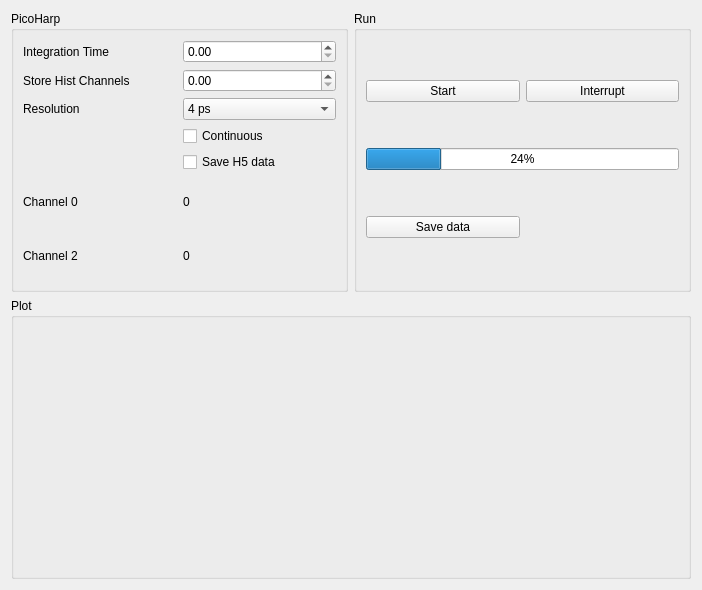
First picture: the form in HW_Picoharp/picoharp_hist_measure.ui, repository GingerLabUW/Microscope_App, before the edit.
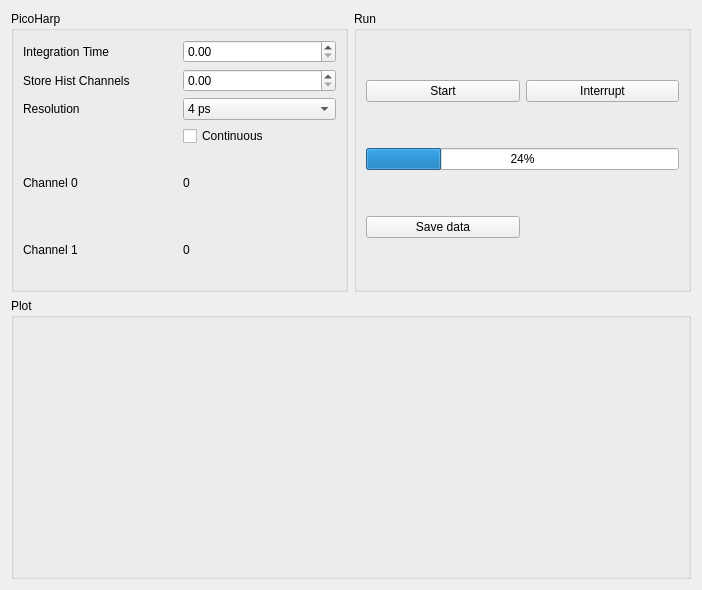
Second picture: the form after the edit.

```diff
--- a/HW_Picoharp/picoharp_hist_measure.ui
+++ b/HW_Picoharp/picoharp_hist_measure.ui
@@ -72,33 +72,12 @@
         </property>
        </widget>
       </item>
-      <item row="1" column="0">
-       <widget class="QLabel" name="label_2">
-        <property name="text">
-         <string>Store Hist Channels</string>
-        </property>
-       </widget>
-      </item>
-      <item row="5" column="0">
-       <widget class="QLabel" name="label_3">
-        <property name="text">
-         <string>Channel 0</string>
-        </property>
-       </widget>
-      </item>
       <item row="1" column="1">
        <widget class="QDoubleSpinBox" name="hist_channels_doubleSpinBox"/>
       </item>
       <item row="0" column="1">
        <widget class="QDoubleSpinBox" name="picoharp_tacq_doubleSpinBox"/>
       </item>
-      <item row="4" column="1">
-       <widget class="QCheckBox" name="save_h5_checkBox">
-        <property name="text">
-         <string>Save H5 data</string>
-        </property>
-       </widget>
-      </item>
       <item row="3" column="1">
        <widget class="QCheckBox" name="continuous_checkBox">
         <property name="text">
@@ -106,27 +85,48 @@
         </property>
        </widget>
       </item>
-      <item row="6" column="0">
+      <item row="5" column="0">
        <widget class="QLabel" name="label_4">
         <property name="text">
-         <string>Channel 2</string>
-        </property>
-       </widget>
-      </item>
-      <item row="6" column="1">
-       <widget class="QLabel" name="ch1_label">
-        <property name="text">
-         <string>0</string>
+         <string>Channel 1</string>
         </property>
        </widget>
       </item>
       <item row="5" column="1">
+       <widget class="QLabel" name="ch1_label">
+        <property name="text">
+         <string>0</string>
+        </property>
+       </widget>
+      </item>
+      <item row="4" column="1">
        <widget class="QLabel" name="ch0_label">
         <property name="text">
          <string>0</string>
         </property>
        </widget>
       </item>
+      <item row="1" column="0">
+       <widget class="QLabel" name="label_2">
+        <property name="text">
+         <string>Store Hist Channels</string>
+        </property>
+       </widget>
+      </item>
+      <item row="4" column="0">
+       <widget class="QLabel" name="label_3">
+        <property name="text">
+         <string>Channel 0</string>
+        </property>
+       </widget>
+      </item>
+      <item row="2" column="0">
+       <widget class="QLabel" name="label_5">
+        <property name="text">
+         <string>Resolution</string>
+        </property>
+       </widget>
+      </item>
       <item row="2" column="1">
        <widget class="QComboBox" name="resolution_comboBox">
         <item>
@@ -171,13 +171,6 @@
         </item>
        </widget>
       </item>
-      <item row="2" column="0">
-       <widget class="QLabel" name="label_5">
-        <property name="text">
-         <string>Resolution</string>
-        </property>
-       </widget>
-      </item>
      </layout>
     </widget>
    </item>
```
